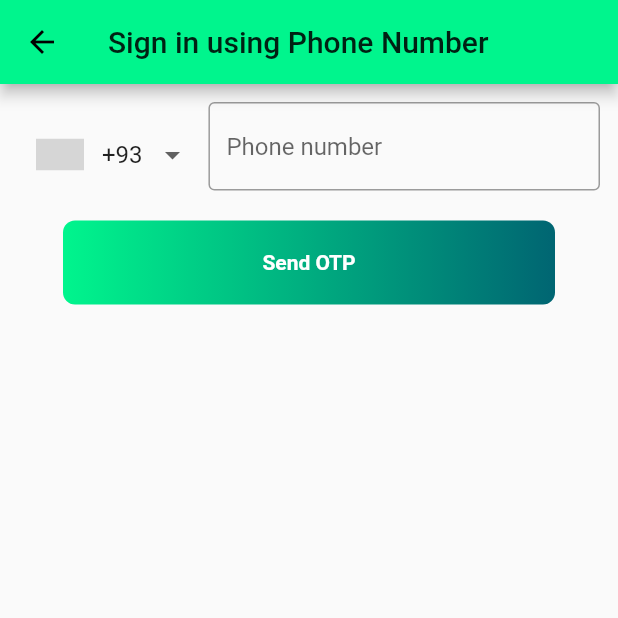
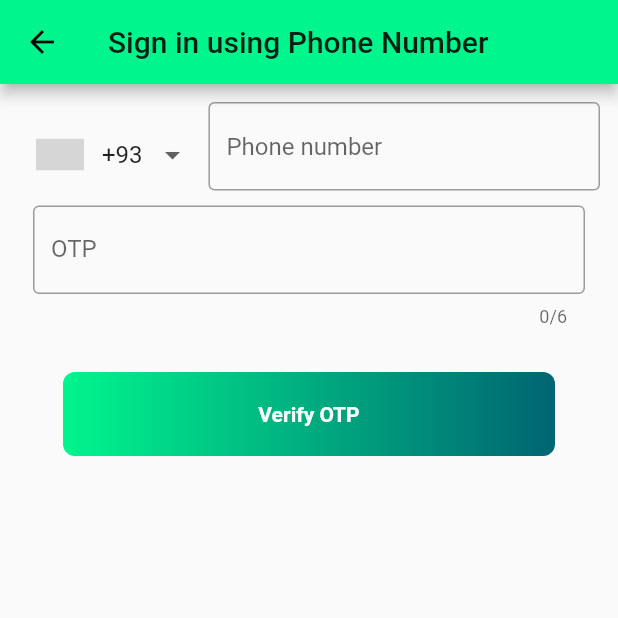
Before and after one commit to hasibullah1811/Flutter-Firebase-dailytask-app, a Flutter app: the PhoneSignInScreen screen opened directly, after a tap on "Send OTP", on a phone screen of 412 x 824 dp, the top half of it. Run offline on Flutter 3.47's test engine with Material 2 defaults, Android fonts, the phone set to English and light mode, and no system bars; drawn by our look-alikes of intl_phone_number_input; our stand-ins replace firebase_auth, font_awesome_flutter, google_sign_in; accounts and stored records are empty; grey boxes are pictures that could not be loaded.

Commit message:
Phone SignIn Authentication Completed

```diff
--- a/daily_task/lib/screens/phoneSignInScreen.dart
+++ b/daily_task/lib/screens/phoneSignInScreen.dart
@@ -1,4 +1,5 @@
 import 'package:daily_task/config/config.dart';
+import 'package:firebase_auth/firebase_auth.dart';
 import 'package:flutter/material.dart';
 import 'package:intl_phone_number_input/intl_phone_number_input.dart';
 
@@ -9,6 +10,14 @@ class PhoneSignInScreen extends StatefulWidget {
 
 class _PhoneSignInScreenState extends State<PhoneSignInScreen> {
   PhoneNumber _phoneNumber;
+
+  String _message;
+  String _verificationId;
+  bool _isSMSsent = false;
+
+  final FirebaseAuth _auth = FirebaseAuth.instance;
+  final TextEditingController _smsController = TextEditingController();
+
   @override
   Widget build(BuildContext context) {
     return Scaffold(
@@ -16,7 +25,8 @@ class _PhoneSignInScreenState extends State<PhoneSignInScreen> {
         title: Text("Sign in using Phone Number"),
       ),
       body: SingleChildScrollView(
-        child: Container(
+        child: AnimatedContainer(
+          duration: Duration(milliseconds: 500),
           margin: EdgeInsets.all(12.0),
           width: MediaQuery.of(context).size.width,
           child: Column(
@@ -26,11 +36,33 @@ class _PhoneSignInScreenState extends State<PhoneSignInScreen> {
                   _phoneNumber = phoneNumbertxt;
                 },
                 inputBorder: OutlineInputBorder(),
-                initialCountry2LetterCode: "BD",
+                initialCountry2LetterCode: "US",
               ),
-              InkWell(
+
+
+              _isSMSsent ? Container(
+                margin: EdgeInsets.all(10.0),
+                child: TextField(
+                  controller: _smsController,
+                  decoration: InputDecoration(
+                    border: OutlineInputBorder(),
+                    hintText: "OTP here",
+                    labelText: "OTP",
+                  ),
+
+                  maxLength: 6,
+                  keyboardType: TextInputType.number,
+                ),
+              ) : Container(),
+
+              !_isSMSsent
+                  ? InkWell(
                       onTap: () {
-               // _signin();
+                        setState(() {
+                          _isSMSsent = true;
+                        });
+
+                        _verifyPhoneNumber();
                       },
                       child: Container(
                         decoration: BoxDecoration(
@@ -43,11 +75,40 @@ class _PhoneSignInScreenState extends State<PhoneSignInScreen> {
                           borderRadius: BorderRadius.circular(8.0),
                         ),
                         width: MediaQuery.of(context).size.width,
-                margin: EdgeInsets.symmetric(horizontal: 30, vertical: 20),
-                padding: EdgeInsets.symmetric(horizontal: 30, vertical: 20),
+                        margin:
+                            EdgeInsets.symmetric(horizontal: 30, vertical: 20),
+                        padding:
+                            EdgeInsets.symmetric(horizontal: 30, vertical: 20),
                         child: Center(
                             child: Text(
                           "Send OTP",
+                          style: TextStyle(
+                              color: Colors.white, fontWeight: FontWeight.bold),
+                        )),
+                      ),
+                    )
+                  : InkWell(
+                      onTap: () {
+                        _signInWithPhoneNumber();
+                      },
+                      child: Container(
+                        decoration: BoxDecoration(
+                          gradient: LinearGradient(
+                            colors: [
+                              primaryColor,
+                              secondaryColor,
+                            ],
+                          ),
+                          borderRadius: BorderRadius.circular(8.0),
+                        ),
+                        width: MediaQuery.of(context).size.width,
+                        margin:
+                            EdgeInsets.symmetric(horizontal: 30, vertical: 20),
+                        padding:
+                            EdgeInsets.symmetric(horizontal: 30, vertical: 20),
+                        child: Center(
+                            child: Text(
+                          "Verify OTP",
                           style: TextStyle(
                               color: Colors.white, fontWeight: FontWeight.bold),
                         )),
@@ -59,4 +120,66 @@ class _PhoneSignInScreenState extends State<PhoneSignInScreen> {
       ),
     );
   }
+
+  void _verifyPhoneNumber() async {
+    setState(() {
+      _message = '';
+    });
+
+    final PhoneVerificationCompleted verificationCompleted =
+        (AuthCredential phoneAuthCredential) {
+      _auth.signInWithCredential(phoneAuthCredential);
+      setState(() {
+        _message = 'Received phone auth credential: $phoneAuthCredential';
+      });
+    };
+
+    final PhoneVerificationFailed verificationFailed =
+        (AuthException authException) {
+      setState(() {
+        _message =
+            'Phone number verification failed. Code: ${authException.code}. Message: ${authException.message}';
+      });
+    };
+
+    final PhoneCodeSent codeSent =
+        (String verificationId, [int forceResendingToken]) async {
+      _verificationId = verificationId;
+    };
+
+    final PhoneCodeAutoRetrievalTimeout codeAutoRetrievalTimeout =
+        (String verificationId) {
+      _verificationId = verificationId;
+    };
+
+    await _auth.verifyPhoneNumber(
+        phoneNumber: _phoneNumber.phoneNumber,
+        timeout: const Duration(seconds: 120),
+        verificationCompleted: verificationCompleted,
+        verificationFailed: verificationFailed,
+        codeSent: codeSent,
+        codeAutoRetrievalTimeout: codeAutoRetrievalTimeout);
   }
+
+  // Example code of how to sign in with phone.
+  void _signInWithPhoneNumber() async {
+    final AuthCredential credential = PhoneAuthProvider.getCredential(
+      verificationId: _verificationId,
+      smsCode: _smsController.text,
+    );
+    final FirebaseUser user =
+        (await _auth.signInWithCredential(credential)).user;
+    final FirebaseUser currentUser = await _auth.currentUser();
+    assert(user.uid == currentUser.uid);
+    setState(() {
+      if (user != null) {
+        _message = 'Successfully signed in, uid: ' + user.uid;
+        print(_message);
+      } else {
+        _message = 'Sign in failed';
+      }
+    });
+
+  }
+
+}
```
Lines whose indentation alone changed are shown as unchanged.
